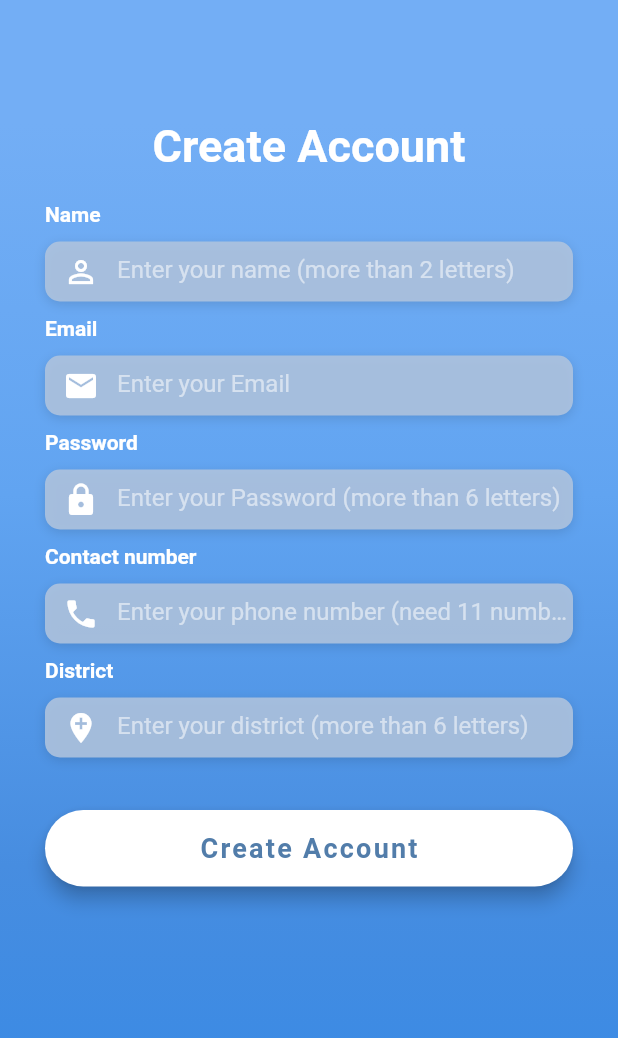
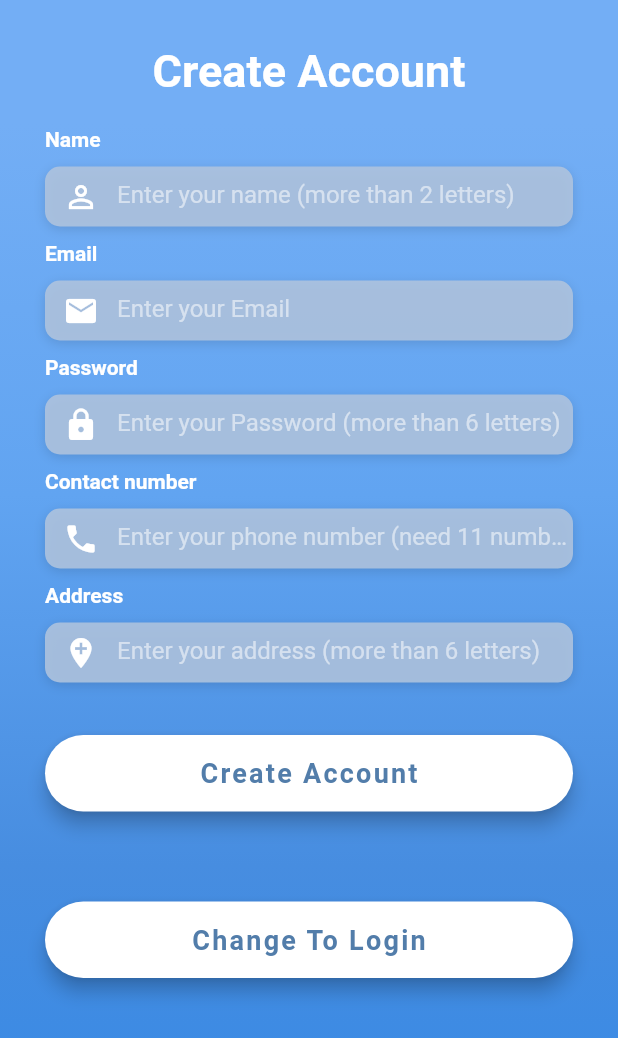
Before and after one commit to Freelancer-Team/flutter, a Flutter app: the signUpScreen screen opened by its route, after a tap on "Create Account", on a phone screen of 412 x 824 dp. Shown: the top 1038 px of the screen. Run offline on Flutter 3.47's test engine with Material 2 defaults, Android fonts, the phone set to English and light mode, and no system bars; our stand-ins replace fluttertoast; network calls fail; Roboto replaces fonts that are missing (OpenSans).

Commit message:
修复了登录注册与后端交互问题

```diff
--- a/lib/pages/signup.dart
+++ b/lib/pages/signup.dart
@@ -13,7 +13,7 @@ class signUpScreen extends StatefulWidget {
 }
 
 class _signUpScreenState extends State<signUpScreen> {
-  bool getAccess = false;
+  bool getAccess = true;
 
   Color emailTextColor = Color(0xFF6CA8F1);
   Color passTextColor = Color(0xFF6CA8F1);
@@ -22,93 +22,80 @@ class _signUpScreenState extends State<signUpScreen> {
   Color nameTextColor = Color(0xFF6CA8F1);
 
   TextEditingController emailAddressControl = TextEditingController();
-
   String get emailAddress => emailAddressControl.text;
 
   TextEditingController passwordControl = TextEditingController();
-
   String get password => passwordControl.text;
 
   TextEditingController districtControl = TextEditingController();
-
   String get district => districtControl.text;
 
   TextEditingController numberControl = TextEditingController();
-
   String get phoneNum => numberControl.text;
 
   TextEditingController nameControl = TextEditingController();
-
   String get name => nameControl.text;
 
   checkAllFilled() {
     setState(() {
-      if (emailAddressControl.text == '' ||
-          !emailAddressControl.text.contains('@')) {
-        emailTextColor = Color(0xDFB0C4DE); //red[300];
+      if (emailAddressControl.text == ''||!emailAddressControl.text.contains('@')) {
+        emailTextColor = Color(0xDFB0C4DE);//red[300];
         getAccess = false;
       } else {
         emailTextColor = Color(0xFF6CA8F1);
       }
       if (passwordControl.text == '') {
-        passTextColor = Color(0xDFB0C4DE);
-        ;
+        passTextColor = Color(0xDFB0C4DE);;
         getAccess = false;
       } else {
         passTextColor = Color(0xFF6CA8F1);
       }
-      if (nameControl.text == '' || nameControl.text.length < 2) {
-        nameTextColor = Color(0xDFB0C4DE);
-        ;
+      if (nameControl.text == ''||nameControl.text.length<2) {
+        nameTextColor =  Color(0xDFB0C4DE);;
         getAccess = false;
       } else {
         nameTextColor = Color(0xFF6CA8F1);
       }
-      if (districtControl.text == '' || districtControl.text.length < 6) {
-        disTextColor = Color(0xDFB0C4DE);
-        ;
+      if (districtControl.text == ''||districtControl.text.length<6) {
+        disTextColor =  Color(0xDFB0C4DE);;
         getAccess = false;
       } else {
         disTextColor = Color(0xFF6CA8F1);
       }
-      if (numberControl.text == '' || numberControl.text.length != 11) {
-        phoneTextColor = Color(0xDFB0C4DE);
-        ;
+      if (numberControl.text == ''||numberControl.text.length!=11) {
+        phoneTextColor =  Color(0xDFB0C4DE);;
         getAccess = false;
       } else {
         phoneTextColor = Color(0xFF6CA8F1);
       }
 
-      if (numberControl.text != '' &&
-          emailAddressControl.text != '' &&
-          passwordControl.text != '' &&
-          districtControl.text != '' &&
-          nameControl.text != '') {
-        getAccess = true;
-      }
+//      if(numberControl.text != '' && emailAddressControl.text != '' && passwordControl.text != '' && districtControl.text != '' && nameControl.text != ''){
+//        getAccess = true;
+//      }
+
     });
 
-    if (getAccess == true) {
-     print('aa');
+    if(getAccess == true){
       insertData();
     }
+
+    getAccess = true;
   }
 
   insertData() async {
-    print('bb');
     String url = "http://localhost:8080/signup";
     var res = await http.post(Uri.encodeFull(url), headers: {
       "Accept": "application/json"
     }, body: {
-      "Email": emailAddress,
-      "Password": password,
-      "District": district,
-      "Number": phoneNum,
-      "Name": name,
+      "email": emailAddress,
+      "password": password,
+      "address": district,
+      "phone": phoneNum,
+      "name": name,
     });
 
-    Navigator.of(context).push(
-        CupertinoPageRoute(builder: (BuildContext context) => LoginScreen()));
+    Navigator.of(context).push(CupertinoPageRoute(
+        builder: (BuildContext context) => LoginScreen()));
   }
 
   Widget _buildEmailTF() {
@@ -208,7 +195,7 @@ class _signUpScreenState extends State<signUpScreen> {
       crossAxisAlignment: CrossAxisAlignment.start,
       children: <Widget>[
         Text(
-          'District',
+          'Address',
           style: kLabelStyle,
         ),
         SizedBox(height: 10.0),
@@ -240,7 +227,7 @@ class _signUpScreenState extends State<signUpScreen> {
                 Icons.add_location,
                 color: Colors.white,
               ),
-              hintText: 'Enter your district (more than 6 letters)',
+              hintText: 'Enter your address (more than 6 letters)',
               hintStyle: kHintTextStyle,
             ),
           ),
@@ -368,6 +355,35 @@ class _signUpScreenState extends State<signUpScreen> {
     );
   }
 
+  Widget _buildChangeToLoginBtn() {
+    return Container(
+      padding: EdgeInsets.symmetric(vertical: 25.0),
+      width: double.infinity,
+      child: RaisedButton(
+        elevation: 5.0,
+        onPressed: () {
+          Navigator.of(context).push(CupertinoPageRoute(
+              builder: (BuildContext context) => LoginScreen()));
+        },
+        padding: EdgeInsets.all(15.0),
+        shape: RoundedRectangleBorder(
+          borderRadius: BorderRadius.circular(30.0),
+        ),
+        color: Colors.white,
+        child: Text(
+          'Change To Login',
+          style: TextStyle(
+            color: Color(0xFF527DAA),
+            letterSpacing: 1.5,
+            fontSize: 18.0,
+            fontWeight: FontWeight.bold,
+            fontFamily: 'OpenSans',
+          ),
+        ),
+      ),
+    );
+  }
+
   @override
   Widget build(BuildContext context) {
     return Scaffold(
@@ -400,7 +416,7 @@ class _signUpScreenState extends State<signUpScreen> {
                   physics: AlwaysScrollableScrollPhysics(),
                   padding: EdgeInsets.symmetric(
                     horizontal: 30.0,
-                    vertical: 80.0,
+                    vertical: 30.0,
                   ),
                   child: Column(
                     mainAxisAlignment: MainAxisAlignment.center,
@@ -426,6 +442,8 @@ class _signUpScreenState extends State<signUpScreen> {
                       _buildCityName(),
                       SizedBox(height: 10.0),
                       _buildCreateAccountBtn(),
+                      SizedBox(height: 10.0),
+                      _buildChangeToLoginBtn(),
                     ],
                   ),
                 ),
```
Also changed, not shown: lib/pages/login.dart (+27 -28 lines).
